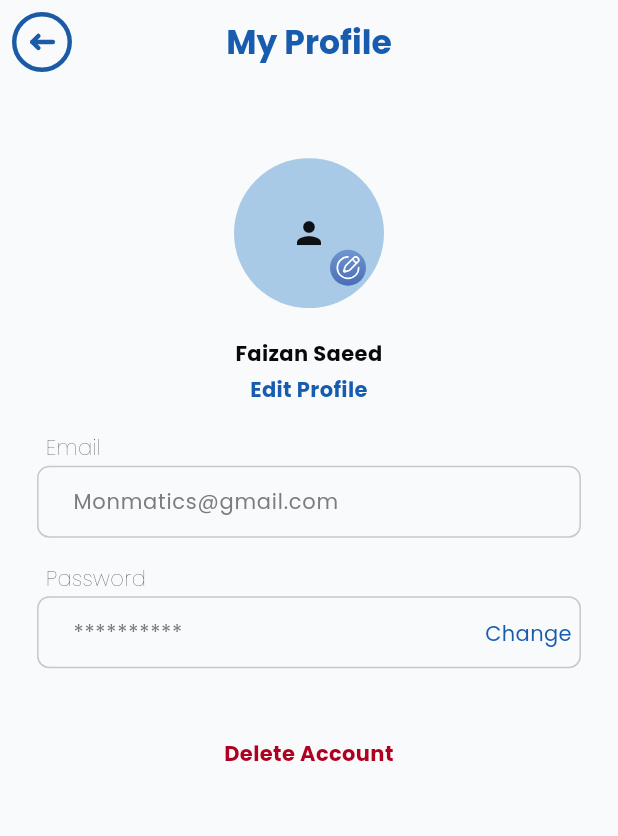
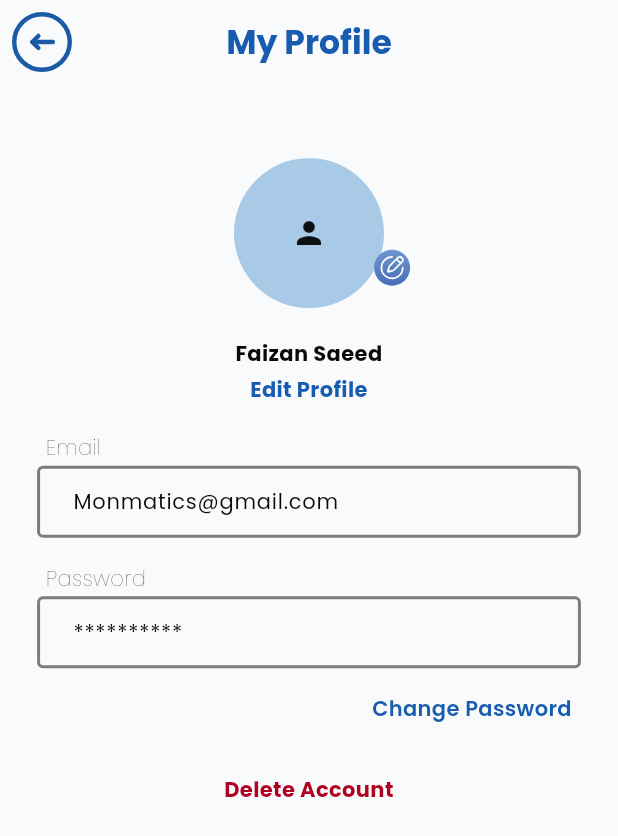
Before and after one commit to FaiziFlutter/monmatics, a Flutter app: the Profile screen opened by its route, on a phone screen of 412 x 824 dp. Shown: the top 836 px of the screen. Run offline on Flutter 3.47's test engine with Material 3 defaults, Android fonts, the phone set to English and light mode, and no system bars; our stand-ins replace carousel_slider, flutter_svg, get, google_fonts, vector_graphics.

```diff
--- a/lib/app/screens/home_screen/home_screen.dart
+++ b/lib/app/screens/home_screen/home_screen.dart
@@ -57,9 +57,9 @@ class _CategoriesScreenState extends State<CategoriesScreen> {
       body: SingleChildScrollView(
         child: Column(
           children: [
-            Padding(
-              padding: const EdgeInsets.only(top: 15),
-              child: const CustomCarouselSlider(),
+            const Padding(
+              padding: EdgeInsets.only(top: 15),
+              child: CustomCarouselSlider(),
             ),
             Container(
               padding: const EdgeInsetsDirectional.only(top: 10, bottom: 10),
--- a/lib/app/screens/profile_screen.dart/profile/profile.dart
+++ b/lib/app/screens/profile_screen.dart/profile/profile.dart
@@ -35,12 +35,15 @@ class _ProfileState extends State<Profile> {
             children: [
               Stack(
                 children: [
-                  const CircleAvatar(
-                    radius: 50,
-                    child: Icon(Icons.person),
+                  SizedBox(
+                    width: appWidth(context) * 0.4,
+                    child: const CircleAvatar(
+                      radius: 50,
+                      child: Icon(Icons.person),
+                    ),
                   ),
                   Positioned(
-                    right: -3,
+                    right: 0,
                     bottom: 0,
                     child: InkWell(
                       onTap: () {},
@@ -66,22 +69,31 @@ class _ProfileState extends State<Profile> {
                   color: appSchemeLight.primary,
                 ),
               ),
-              const CustomTextFormField(
+              CustomTextFormField(
+                isEnabled: false,
+                hintcolor: appSchemeLight.onSurface,
                 bottomPadding: 0,
                 fieldName: 'Email',
+                filled: false,
                 hint: 'Monmatics@gmail.com',
               ),
               CustomTextFormField(
                 fieldName: 'Password',
                 obscureText: true,
+                filled: false,
+                isEnabled: false,
+                hintcolor: appSchemeLight.onSurface,
                 hint: '**********',
-                suffixIcon: InkWell(
+              ),
+              Align(
+                alignment: Alignment.centerRight,
+                child: InkWell(
                   onTap: () {
                     Get.toNamed(AppRoutes.checkEmail);
                   },
                   child: CustomText(
-                    text: 'Change',
-                    top: 15,
+                    text: 'Change Password',
+                    fontWeight: FontWeight.w600,
                     color: appSchemeLight.primary,
                   ),
                 ),
--- a/lib/widgets/drawer.dart
+++ b/lib/widgets/drawer.dart
@@ -75,10 +75,10 @@ class _CustomDrawerState extends State<CustomDrawer> {
                       )),
                   InkWell(
                       onTap: () {},
-                      child: const Row(
+                      child: Row(
                         children: [
-                          Icon(Icons.support_agent_sharp),
-                          CustomText(text: 'Chat Support'),
+                          Assets.icons.icChatSupport.svg(),
+                          const CustomText(text: 'Chat Support'),
                         ],
                       )),
                   InkWell(
--- a/lib/widgets/notifications_tile.dart
+++ b/lib/widgets/notifications_tile.dart
@@ -35,10 +35,11 @@ class NotificationsTile extends StatelessWidget {
         mainAxisAlignment: MainAxisAlignment.start,
         children: [
           CircleAvatar(
+            radius: AppTextSize.bodyMediumFont,
             backgroundColor: appSchemeLight.primary,
-            radius: 15,
             child: CustomText(
               text: '1',
+              fontSize: AppTextSize.bodyxSmallFont,
               fontWeight: bold(),
               color: appSchemeLight.background,
             ),
--- a/pubspec.yaml
+++ b/pubspec.yaml
@@ -39,6 +39,7 @@ dependencies:
   get: ^4.6.6
   flutter_svg: ^2.0.10+1
   carousel_slider: ^5.0.0
+  image_picker: ^1.1.2
 
 dev_dependencies:
   flutter_test:
```
Also changed, not shown: lib/gen/assets.gen.dart (+9 -4 lines), assets/icons/ic_chat_support.svg (added), pubspec.lock, 5 other files.
